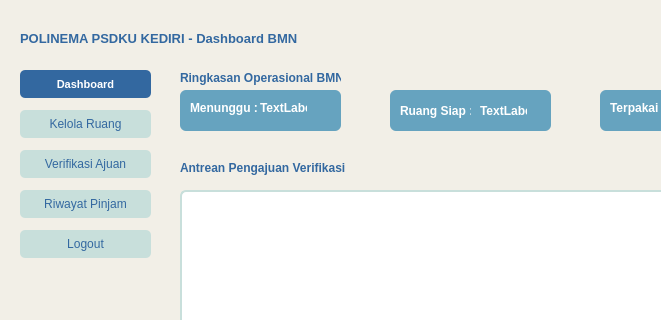
Ariel-F-S/SistemPeminjamanRuangPolinemaKampusKediri, file ui/dashboard_bmn.ui: the form before one commit; both pictures show x 0 to 661 and y 0 to 320 of the 801 by 602 pixel window.
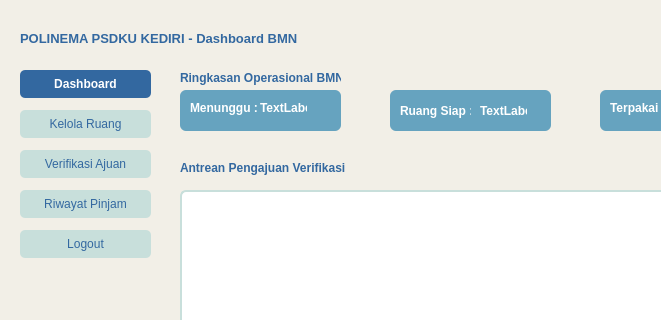
The form after the commit. Icons and pictures are not drawn.

Diff of the .ui file:
```diff
--- a/ui/dashboard_bmn.ui
+++ b/ui/dashboard_bmn.ui
@@ -24,13 +24,14 @@
      <rect>
       <x>20</x>
       <y>30</y>
-      <width>341</width>
+      <width>501</width>
       <height>16</height>
      </rect>
     </property>
     <property name="font">
      <font>
       <pointsize>10</pointsize>
+      <weight>75</weight>
       <bold>true</bold>
      </font>
     </property>
@@ -52,7 +53,8 @@
     </property>
     <property name="font">
      <font>
-      <pointsize>8</pointsize>
+      <weight>75</weight>
+      <bold>true</bold>
      </font>
     </property>
     <property name="styleSheet">
```
Left out of the diff: 4 changed lines with no effect on the pictures.
